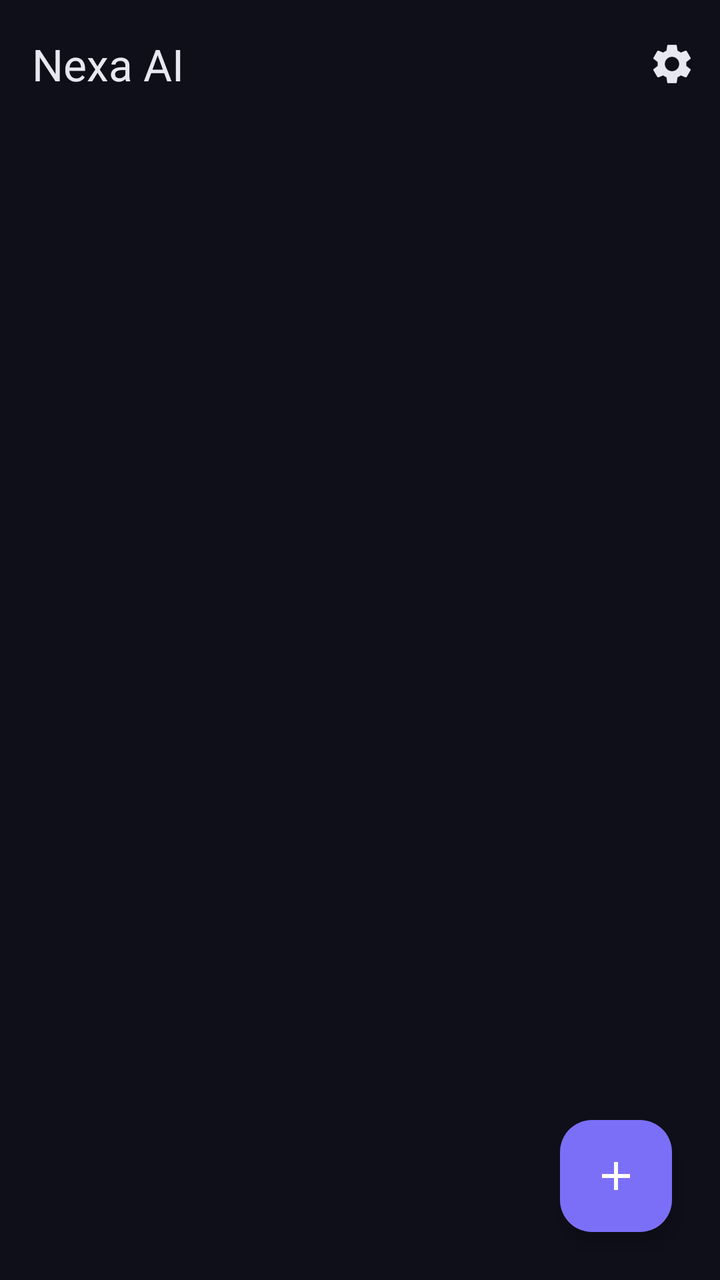
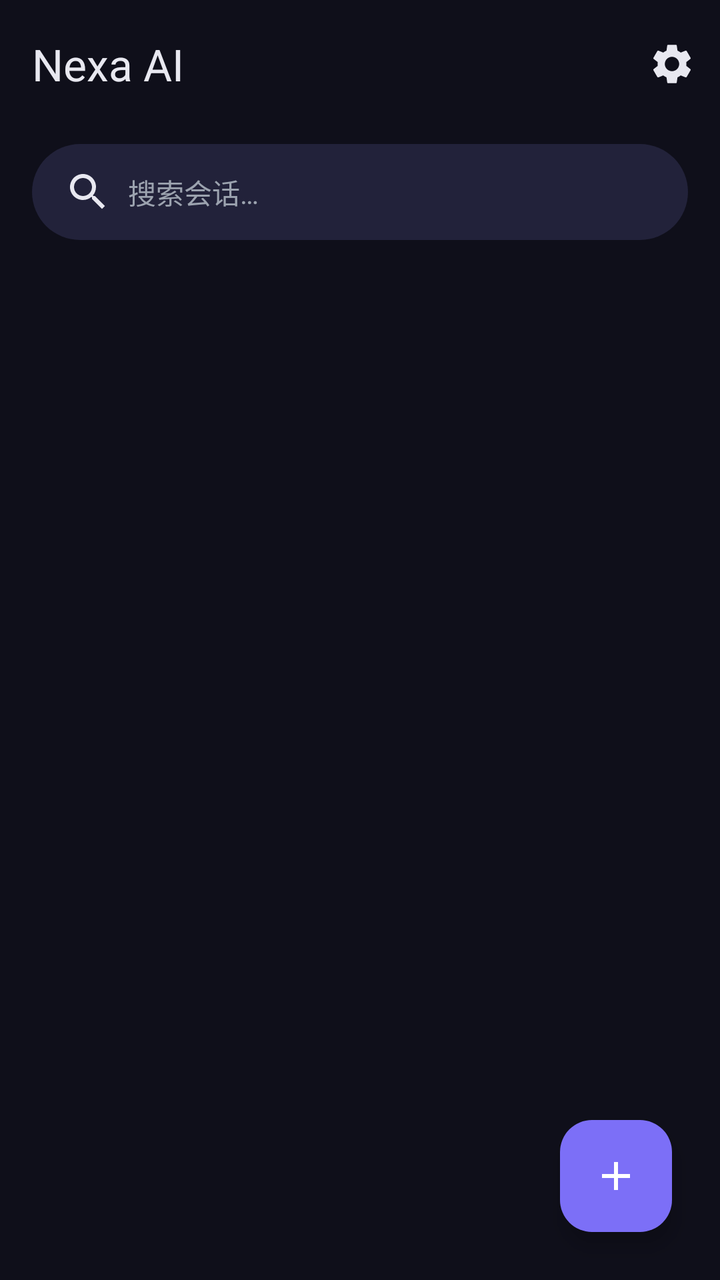

Two renders of the same Android screen: before a commit and after it. Below are the layout's source before the change and the commit's diff.
<!-- AndroidManifest.xml: application theme Theme.AiChat -->
<!-- res/layout/activity_main.xml -->
<?xml version="1.0" encoding="utf-8"?>
<FrameLayout xmlns:android="http://schemas.android.com/apk/res/android"
    xmlns:app="http://schemas.android.com/apk/res-auto"
    android:layout_width="match_parent"
    android:layout_height="match_parent"
    android:background="@color/bg_dark">

    <LinearLayout
        android:layout_width="match_parent"
        android:layout_height="match_parent"
        android:orientation="vertical">

        
        <com.google.android.material.appbar.MaterialToolbar
            android:id="@+id/toolbar"
            android:layout_width="match_parent"
            android:layout_height="?attr/actionBarSize"
            android:background="@color/bg_dark"
            app:menu="@menu/menu_main"
            app:navigationIcon="@null"
            app:title="@string/app_name"
            app:titleTextColor="@color/text_primary_dark" />

        
        <androidx.recyclerview.widget.RecyclerView
            android:id="@+id/recycler_history"
            android:layout_width="match_parent"
            android:layout_height="0dp"
            android:layout_weight="1"
            android:clipToPadding="false"
            android:padding="16dp"
            android:scrollbars="none" />
    </LinearLayout>

    
    <LinearLayout
        android:id="@+id/empty_view"
        android:layout_width="wrap_content"
        android:layout_height="wrap_content"
        android:layout_gravity="center"
        android:gravity="center"
        android:orientation="vertical"
        android:visibility="gone">

        <TextView
            android:layout_width="wrap_content"
            android:layout_height="wrap_content"
            android:gravity="center"
            android:text="还没有对话记录\n点右下角 + 开始新的 AI 对话"
            android:textColor="@color/text_secondary_dark"
            android:textSize="15sp" />
    </LinearLayout>

    
    <com.google.android.material.floatingactionbutton.FloatingActionButton
        android:id="@+id/fab_new"
        android:layout_width="wrap_content"
        android:layout_height="wrap_content"
        android:layout_gravity="bottom|end"
        android:layout_margin="24dp"
        android:contentDescription="@string/new_conversation"
        android:src="@drawable/ic_new_chat"
        app:backgroundTint="@color/brand_primary"
        app:tint="@color/white" />
</FrameLayout>
<!-- resources referenced by this layout -->
<resources>
  <color name="bg_dark">#0F0F1A</color>
  <color name="brand_primary">#7C6FF7</color>
  <color name="text_primary_dark">#E8E8F0</color>
  <color name="text_secondary_dark">#9CA3AF</color>
  <color name="white">#FFFFFF</color>
  <!-- drawable ic_new_chat (drawable) -->
  <vector xmlns:android="http://schemas.android.com/apk/res/android"
      android:width="24dp" android:height="24dp"
      android:viewportWidth="24" android:viewportHeight="24"
      android:tint="#FFFFFF">
      <path android:fillColor="#FFFFFFFF"
          android:pathData="M19,13h-6v6h-2v-6H5v-2h6V5h2v6h6V13z" />
  </vector>
  <string name="app_name">Nexa AI</string>
  <string name="new_conversation">新对话</string>
  <style name="Theme.AiChat" parent="Theme.Material3.DayNight.NoActionBar">
          <item name="colorPrimary">@color/brand_primary</item>
          <item name="colorOnPrimary">@color/white</item>
          <item name="colorSecondary">@color/brand_secondary</item>
          <item name="android:windowBackground">@color/bg_dark</item>
          <item name="android:statusBarColor">@color/bg_dark</item>
          <item name="android:navigationBarColor">@color/bg_dark</item>
          <item name="android:windowLightStatusBar">false</item>
          <item name="android:windowLightNavigationBar">false</item>
          <item name="android:windowAnimationStyle">@style/WindowTransitions</item>
          
          <item name="android:windowContentTransitions">true</item>
          <item name="android:windowAllowEnterTransitionOverlap">true</item>
          <item name="android:windowAllowReturnTransitionOverlap">true</item>
      </style>
  <color name="brand_secondary">#A29BFE</color>
  <style name="WindowTransitions" parent="android:style/Animation.Activity">
          <item name="android:activityOpenEnterAnimation">@anim/slide_in_right</item>
          <item name="android:activityOpenExitAnimation">@anim/slide_out_left</item>
          <item name="android:activityCloseEnterAnimation">@anim/slide_in_left</item>
          <item name="android:activityCloseExitAnimation">@anim/slide_out_right</item>
          <item name="android:taskOpenEnterAnimation">@anim/fade_in</item>
          <item name="android:taskOpenExitAnimation">@anim/fade_out</item>
          <item name="android:taskCloseEnterAnimation">@anim/fade_in</item>
          <item name="android:taskCloseExitAnimation">@anim/fade_out</item>
      </style>
</resources>

<!-- the commit's change to res/layout/activity_main.xml (unified diff, before → after) -->
@@ -20,6 +20,29 @@
             app:navigationIcon="@null"
             app:title="@string/app_name"
             app:titleTextColor="@color/text_primary_dark" />
+
+        
+        <EditText
+            android:id="@+id/et_search"
+            android:layout_width="match_parent"
+            android:layout_height="wrap_content"
+            android:layout_marginStart="16dp"
+            android:layout_marginTop="8dp"
+            android:layout_marginEnd="16dp"
+            android:background="@drawable/bg_input_bar"
+            android:drawableStart="@drawable/ic_search"
+            android:drawablePadding="8dp"
+            android:hint="搜索会话…"
+            android:importantForAutofill="no"
+            android:inputType="text"
+            android:maxLines="1"
+            android:paddingStart="16dp"
+            android:paddingTop="12dp"
+            android:paddingEnd="12dp"
+            android:paddingBottom="12dp"
+            android:textColor="@color/text_primary_dark"
+            android:textColorHint="@color/text_secondary_dark"
+            android:textSize="14sp" />
 
         
         <androidx.recyclerview.widget.RecyclerView
<!-- resource entries referenced after the edit -->
@@ -5,6 +5,12 @@
   <color name="text_primary_dark">#E8E8F0</color>
   <color name="text_secondary_dark">#9CA3AF</color>
   <color name="white">#FFFFFF</color>
+  <!-- drawable bg_input_bar (drawable) -->
+  <?xml version="1.0" encoding="utf-8"?>
+  <shape xmlns:android="http://schemas.android.com/apk/res/android">
+      <solid android:color="#22223A" />
+      <corners android:radius="24dp" />
+  </shape>
   <!-- drawable ic_new_chat (drawable) -->
   <vector xmlns:android="http://schemas.android.com/apk/res/android"
       android:width="24dp" android:height="24dp"
@@ -12,6 +18,14 @@
       android:tint="#FFFFFF">
       <path android:fillColor="#FFFFFFFF"
           android:pathData="M19,13h-6v6h-2v-6H5v-2h6V5h2v6h6V13z" />
+  </vector>
+  <!-- drawable ic_search (drawable) -->
+  <vector xmlns:android="http://schemas.android.com/apk/res/android"
+      android:width="24dp" android:height="24dp"
+      android:viewportWidth="24" android:viewportHeight="24"
+      android:tint="#E8E8F0">
+      <path android:fillColor="#FFFFFFFF"
+          android:pathData="M9.5,3C5.91,3 3,5.91 3,9.5S5.91,16 9.5,16c1.61,0 3.09,-0.59 4.23,-1.57l0.27,0.27v0.79l5,5L20.49,19l-5,-5h-0.79l-0.27,-0.27C15.41,12.59 16,11.11 16,9.5C16,5.91 13.09,3 9.5,3zM9.5,5C11.99,5 14,7.01 14,9.5S11.99,14 9.5,14S5,11.99 5,9.5S7.01,5 9.5,5z" />
   </vector>
   <string name="app_name">Nexa AI</string>
   <string name="new_conversation">新对话</string>
